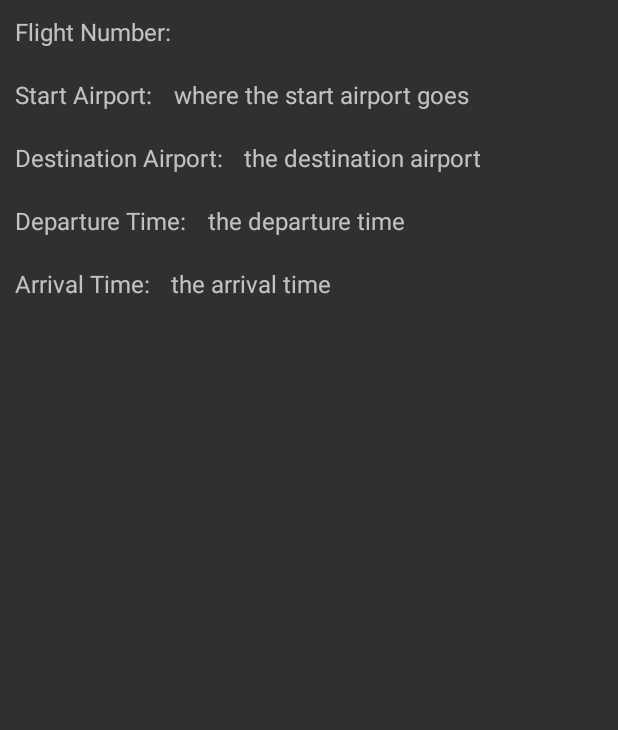
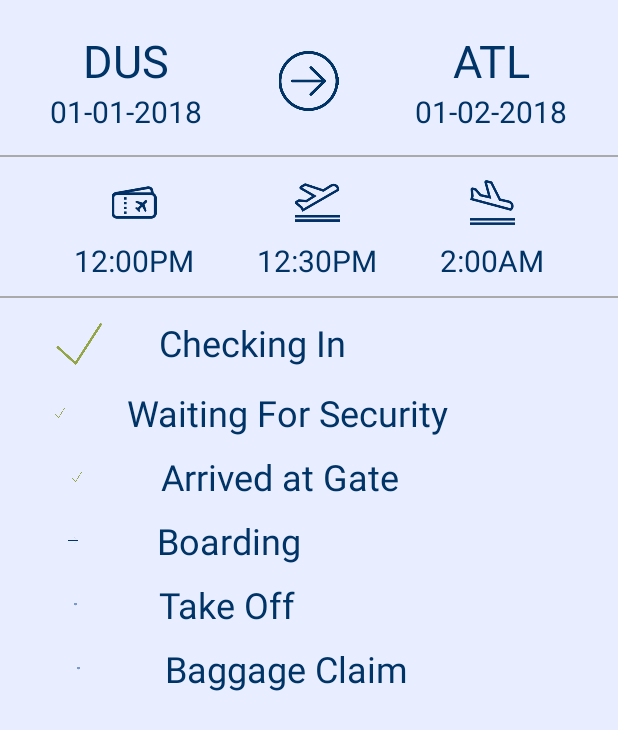
Before and after one commit to leoniereif/FlyWithMe, an Android app: the EnterFlightNumberActivity screen opened directly, with no data from a screen before it, after a tap on "let's go!", on a phone screen of 412 x 824 dp. Shown: the top 730 px of the screen. Run offline under Robolectric (Android 15) with nearby library versions, the light colour scheme and no system bars.

Commit message:
new traveler screen

```diff
--- a/app/src/main/AndroidManifest.xml
+++ b/app/src/main/AndroidManifest.xml
@@ -21,6 +21,9 @@
             android:name=".activity.AllyHomeScreenActivity"
             android:theme="@style/Theme.AppCompat.NoActionBar" />
         <activity
+            android:name=".activity.TravelerHomeScreenActivity"
+            android:theme="@style/Theme.AppCompat.NoActionBar" />
+        <activity
             android:name=".activity.StartScreenActivity"
             android:theme="@style/Theme.AppCompat.NoActionBar">
             <intent-filter>
--- a/app/src/main/java/com/example/leoniereif/flywithme/activity/EnterFlightNumberActivity.java
+++ b/app/src/main/java/com/example/leoniereif/flywithme/activity/EnterFlightNumberActivity.java
@@ -28,7 +28,7 @@ public class EnterFlightNumberActivity extends AppCompatActivity {
 
     public void enterFlightNumberActivityOnClick(View view) {
 
-        Intent apiTestIntent = new Intent(this, ApiTestActivity.class);
+        Intent apiTestIntent = new Intent(this, TravelerHomeScreenActivity.class);
 
         if(inputFlightNumEt.getText().toString().isEmpty()) { //make sure it's a valid flight number
 
--- /dev/null
+++ b/app/src/main/java/com/example/leoniereif/flywithme/activity/TravelerHomeScreenActivity.java
@@ -0,0 +1,154 @@
+package com.example.leoniereif.flywithme.activity;
+
+import android.app.Activity;
+import android.os.Bundle;
+import android.view.LayoutInflater;
+import android.view.View;
+import android.widget.CheckBox;
+import android.widget.ImageView;
+import android.widget.LinearLayout;
+import android.widget.TextView;
+
+import com.example.leoniereif.flywithme.R;
+
+
+
+public class TravelerHomeScreenActivity extends Activity {
+
+    int currentState = 4;
+
+    @Override
+    protected void onCreate(Bundle savedInstanceState) {
+        super.onCreate(savedInstanceState);
+        setContentView(R.layout.activity_mainscreen);
+
+        ImageView mImageView1 = (ImageView) findViewById(R.id.imageView001);
+        ImageView mImageView2 = (ImageView) findViewById(R.id.imageView002);
+        ImageView mImageView3 = (ImageView) findViewById(R.id.imageView003);
+        ImageView mImageView4 = (ImageView) findViewById(R.id.imageView004);
+        ImageView mImageView5 = (ImageView) findViewById(R.id.imageView005);
+        ImageView mImageView6 = (ImageView) findViewById(R.id.imageView006);
+
+        TextView mTextViewArrivalAP = (TextView) findViewById(R.id.textViewArrivalAP);
+        TextView mTextViewDepartureAP = (TextView) findViewById(R.id.textViewDepartureAP);
+        TextView mTextViewArrivalDate = (TextView) findViewById(R.id.textViewArrivalDate);
+        TextView mTextViewDepartureDate = (TextView) findViewById(R.id.textViewDepartureDate);
+
+        mTextViewArrivalAP.setText("ATL");
+        mTextViewArrivalDate.setText("01-02-2018");
+        mTextViewDepartureAP.setText("DUS");
+        mTextViewDepartureDate.setText("01-01-2018");
+
+        TextView mTextViewDeparting = (TextView) findViewById(R.id.textViewDeparting);
+        TextView mTextViewLanding = (TextView) findViewById(R.id.textViewLanding);
+        TextView mTextViewBoarding = (TextView) findViewById(R.id.textViewBoarding);
+
+        mTextViewBoarding.setText("12:00PM");
+        mTextViewDeparting.setText("12:30PM");
+        mTextViewLanding.setText("2:00AM");
+
+        if (currentState > 1) {
+            mImageView1.setImageResource(R.drawable.checkmark_simple);
+            mImageView2.setImageResource(R.drawable.arrow_simple);
+
+        }
+        if (currentState > 2) {
+            mImageView2.setImageResource(R.drawable.checkmark_simple);
+            mImageView3.setImageResource(R.drawable.arrow_simple);
+
+        }
+        if (currentState > 3) {
+            mImageView3.setImageResource(R.drawable.checkmark_simple);
+            mImageView4.setImageResource(R.drawable.arrow_simple);
+        }
+        if (currentState > 4) {
+            mImageView4.setImageResource(R.drawable.checkmark_simple);
+            mImageView5.setImageResource(R.drawable.arrow_simple);
+        }
+        if (currentState > 5) {
+            mImageView5.setImageResource(R.drawable.checkmark_simple);
+            mImageView6.setImageResource(R.drawable.arrow_simple);
+        }
+
+    }
+
+    /*boolean inflated = false;
+    public void onClickCheckin(View view) {
+
+       LinearLayout wholeLl = (LinearLayout) findViewById(R.id.checkin_ll);
+        if (!inflated) {
+            View pieceLl = LayoutInflater.from(this).inflate(R.layout.parent_checkin_piece, null);
+            wholeLl.addView(pieceLl);
+            inflated = true;
+        } else {
+            View pieceLl = findViewById(R.id.parent_new_checkin_ll);
+            wholeLl.removeView(pieceLl);
+            inflated = false;
+        }
+    }
+
+    public void onClickBaggage(View view) {
+        CheckBox cb = (CheckBox) view;
+
+        LinearLayout wholeLl = (LinearLayout) findViewById(R.id.baggage_ll);
+        if (cb.isChecked()) {
+            View pieceLl = LayoutInflater.from(this).inflate(R.layout.parent_baggage_piece, null);
+            wholeLl.addView(pieceLl);
+        } else {
+            View pieceLl = findViewById(R.id.parent_new_baggage_ll);
+            wholeLl.removeView(pieceLl);
+        }
+    }
+
+    public void onClickInFlight(View view) {
+        CheckBox cb = (CheckBox) view;
+
+        LinearLayout wholeLl = (LinearLayout) findViewById(R.id.in_flight_ll);
+        if (cb.isChecked()) {
+            View pieceLl = LayoutInflater.from(this).inflate(R.layout.parent_inflight_piece, null);
+            wholeLl.addView(pieceLl);
+        } else {
+            View pieceLl = findViewById(R.id.parent_new_inflight_ll);
+            wholeLl.removeView(pieceLl);
+        }
+    }
+
+    public void onClickBoarding(View view) {
+        CheckBox cb = (CheckBox) view;
+
+        LinearLayout wholeLl = (LinearLayout) findViewById(R.id.boarding_ll);
+        if (cb.isChecked()) {
+            View pieceLl = LayoutInflater.from(this).inflate(R.layout.parent_boarding_piece, null);
+            wholeLl.addView(pieceLl);
+        } else {
+            View pieceLl = findViewById(R.id.parent_new_boarding_ll);
+            wholeLl.removeView(pieceLl);
+        }
+    }
+
+    public void onClickGate(View view) {
+        CheckBox cb = (CheckBox) view;
+
+        LinearLayout wholeLl = (LinearLayout) findViewById(R.id.gate_ll);
+        if (cb.isChecked()) {
+            View pieceLl = LayoutInflater.from(this).inflate(R.layout.parent_gate_piece, null);
+            wholeLl.addView(pieceLl);
+        } else {
+            View pieceLl = findViewById(R.id.parent_new_gate_ll);
+            wholeLl.removeView(pieceLl);
+        }
+    }
+
+    public void onClickSecurity(View view) {
+        CheckBox cb = (CheckBox) view;
+
+        LinearLayout wholeLl = (LinearLayout) findViewById(R.id.security_ll);
+        if (cb.isChecked()) {
+            View pieceLl = LayoutInflater.from(this).inflate(R.layout.parent_security_piece, null);
+            wholeLl.addView(pieceLl);
+        } else {
+            View pieceLl = findViewById(R.id.parent_new_security_ll);
+            wholeLl.removeView(pieceLl);
+        }
+    }*/
+}
```
Also changed, not shown: app/src/main/res/layout/activity_traveler_screen.xml (added, +426 -0 lines), app/src/main/res/drawable/checkmark_simple.png, app/src/main/res/drawable/checkmark_simple_red.png (deleted).
